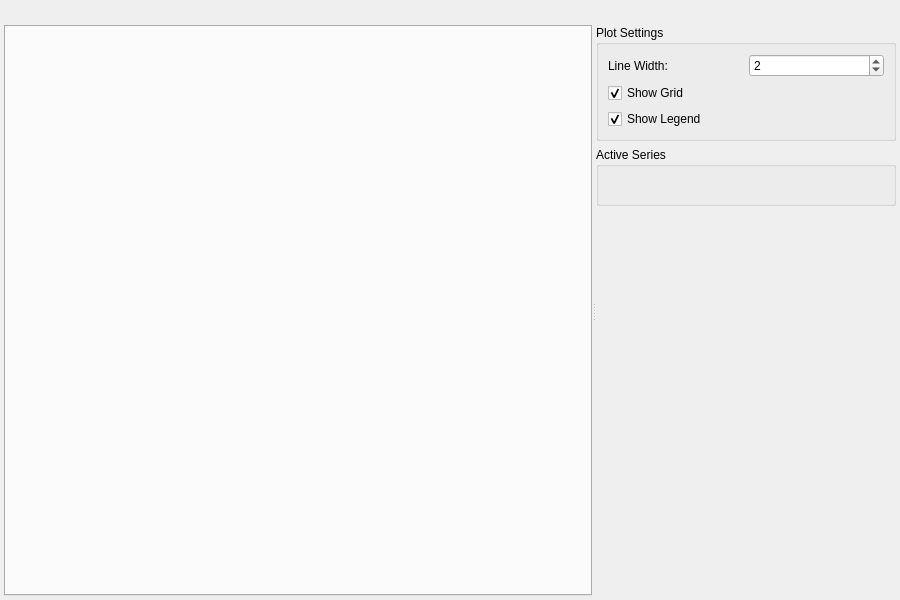
Above: platform_base/src/platform_base/desktop/ui_files/vizPanel.ui from thiagoarcan/Warp before the change. Below: the same form after it.
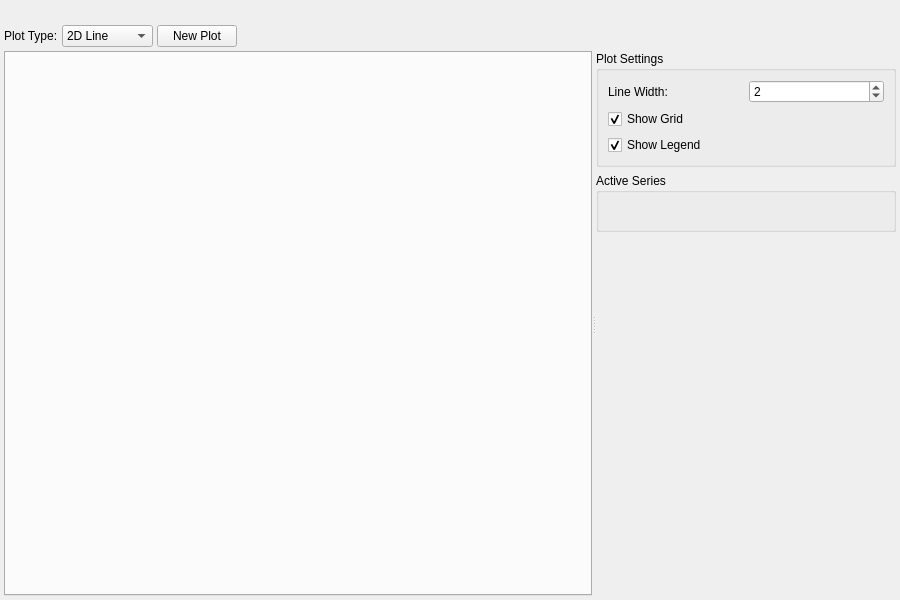
That is the form after the change.

Diff of the .ui file:
```diff
--- a/platform_base/src/platform_base/desktop/ui_files/vizPanel.ui
+++ b/platform_base/src/platform_base/desktop/ui_files/vizPanel.ui
@@ -45,6 +45,61 @@
      </property>
     </widget>
    </item>
+   <item>
+    <layout class="QHBoxLayout" name="plotControlsLayout">
+     <item>
+      <widget class="QLabel" name="plotTypeLabel">
+       <property name="text">
+        <string>Plot Type:</string>
+       </property>
+      </widget>
+     </item>
+     <item>
+      <widget class="QComboBox" name="plotTypeCombo">
+       <item>
+        <property name="text">
+         <string>2D Line</string>
+        </property>
+       </item>
+       <item>
+        <property name="text">
+         <string>2D Scatter</string>
+        </property>
+       </item>
+       <item>
+        <property name="text">
+         <string>3D Surface</string>
+        </property>
+       </item>
+       <item>
+        <property name="text">
+         <string>Heatmap</string>
+        </property>
+       </item>
+      </widget>
+     </item>
+     <item>
+      <widget class="QPushButton" name="newPlotButton">
+       <property name="text">
+        <string>New Plot</string>
+       </property>
+      </widget>
+     </item>
+     <item>
+      <spacer name="plotControlsSpacer">
+       <property name="orientation">
+        <enum>Qt::Horizontal</enum>
+       </property>
+       <property name="sizeHint" stdset="0">
+        <size>
+         <width>40</width>
+         <height>20</height>
+        </size>
+       </property>
+      </spacer>
+     </item>
+    </layout>
+   </item>
    <item>
     <widget class="QSplitter" name="mainSplitter">
      <property name="orientation">
```
